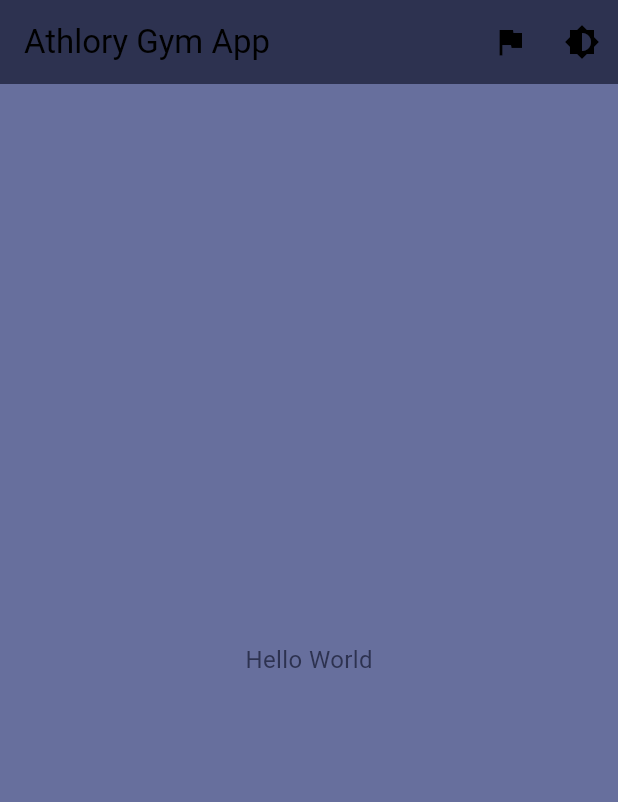
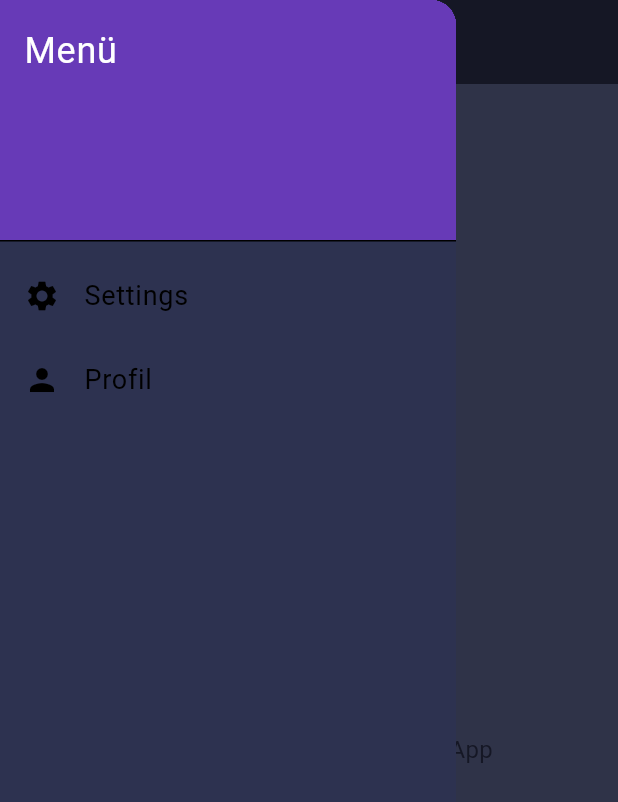
Before and after one commit to athloryapp/athlorygymapp2, a Flutter app: the screen it shows after launch, with the side drawer open (before the commit the screen has no drawer), on a phone screen of 412 x 824 dp. Shown: the top 802 px of the screen. Run offline on Flutter 3.47's test engine with Material 3 defaults, Android fonts, the light colour scheme and no system bars.

Commit message:
Burger-Menü hinzugefügt und farblich angepasst

```diff
--- /dev/null
+++ b/lib/home_page.dart
@@ -0,0 +1,70 @@
+import 'package:flutter/material.dart';
+
+class HomePage extends StatelessWidget {
+  const HomePage({super.key});
+
+  @override
+  Widget build(BuildContext context) {
+    return Scaffold(
+      appBar: AppBar(
+        title: const Text('Athlory Gym App'),
+        leading: Builder(
+          builder: (context) {
+            return IconButton(
+              icon: const Icon(Icons.menu), // Burger-Menü Icon
+              onPressed: () {
+                Scaffold.of(context).openDrawer();
+              },
+            );
+          },
+        ),
+      ),
+      drawer: Drawer( // Hier das Burgermenü
+        child: ListView(
+          padding: EdgeInsets.zero,
+          children: <Widget>[
+            const DrawerHeader(
+              decoration: BoxDecoration(
+                color: Colors.deepPurple,
+              ),
+              child: Text(
+                'Menü',
+                style: TextStyle(
+                  color: Colors.white,
+                  fontSize: 24,
+                ),
+              ),
+            ),
+            ListTile(
+              leading: const Icon(Icons.settings),
+              title: const Text('Settings'),
+              onTap: () {
+                Navigator.pushNamed(context, '/settings'); // Navigate to Settings
+              },
+            ),
+            ListTile(
+              leading: const Icon(Icons.person),
+              title: const Text('Profil'),
+              onTap: () {
+                Navigator.pushNamed(context, '/profile'); // Navigate to Profile
+              },
+            ),
+          ],
+        ),
+      ),
+      body: Center(
+        child: Column(
+          mainAxisAlignment: MainAxisAlignment.center,
+          children: [
+            Image.asset(
+              'assets/images/dumbbell.png',
+              width: 100, // Größe des Bildes
+            ),
+            const SizedBox(height: 20),
+            const Text('Willkommen zur Athlory Gym App'),
+          ],
+        ),
+      ),
+    );
+  }
+}
--- a/lib/main.dart
+++ b/lib/main.dart
@@ -1,16 +1,19 @@
 import 'package:flutter/material.dart';
-import 'package:flutter_localizations/flutter_localizations.dart';
 import 'package:provider/provider.dart';
-import 'locale_provider.dart'; // Sprachwechsel-Provider
-import 'app_localizations.dart'; // Lokalisierungs-Klasse
-import 'app_themes.dart'; // App Themes
-import 'theme_provider.dart'; // Theme Provider
+import 'locale_provider.dart'; // LocaleProvider importieren
+import 'theme_provider.dart'; // ThemeProvider importieren
+import 'home_page.dart'; // Die Startseite
+import 'settings_page.dart'; // SettingsPage importieren
+import 'profile_page.dart'; // ProfilPage importieren
+
+// Füge die fehlenden Imports hinzu
+import 'package:flutter_localizations/flutter_localizations.dart'; // Lokalisierungs-Pakete
 
 void main() {
   runApp(
     MultiProvider(
       providers: [
-        ChangeNotifierProvider(create: (_) => LocaleProvider()),
+        ChangeNotifierProvider(create: (_) => LocaleProvider()), // LocaleProvider hinzufügen
         ChangeNotifierProvider(create: (_) => ThemeProvider()), // ThemeProvider hinzufügen
       ],
       child: const MyApp(),
@@ -23,57 +26,24 @@ class MyApp extends StatelessWidget {
 
   @override
   Widget build(BuildContext context) {
+    final themeProvider = Provider.of<ThemeProvider>(context);
     final localeProvider = Provider.of<LocaleProvider>(context);
-    final themeProvider = Provider.of<ThemeProvider>(context);
 
     return MaterialApp(
       title: 'Athlory Gym App',
+      theme: themeProvider.currentTheme, // Aktuelles Theme
       locale: localeProvider.currentLocale, // Aktuelle Sprache
       supportedLocales: const [Locale('en'), Locale('de')],
-      theme: themeProvider.currentTheme, // Aktuelles Theme
       localizationsDelegates: const [
-        AppLocalizationsDelegate(), // Eigene Lokalisierung
-        GlobalMaterialLocalizations.delegate, // Material Lokalisierung
+        GlobalMaterialLocalizations.delegate, // Material Design Lokalisierung
         GlobalWidgetsLocalizations.delegate, // Widgets Lokalisierung
         GlobalCupertinoLocalizations.delegate, // Cupertino Lokalisierung
       ],
-      home: const MyHomePage(),
+      home: const HomePage(), // Startseite
+      routes: {
+        '/settings': (context) => const SettingsPage(), // SettingsPage Route
+        '/profile': (context) => const ProfilePage(), // ProfilPage Route
+      },
     );
   }
 }
-
-class MyHomePage extends StatelessWidget {
-  const MyHomePage({super.key});
-
-  @override
-  Widget build(BuildContext context) {
-    final localeProvider = Provider.of<LocaleProvider>(context);
-    final themeProvider = Provider.of<ThemeProvider>(context);
-    final appLocalization = AppLocalizations.of(context);
-
-    return Scaffold(
-      appBar: AppBar(
-        title: Text(appLocalization.translate('appTitle')),
-        actions: [
-          IconButton(
-            icon: Icon(
-              localeProvider.currentLocale.languageCode == 'en'
-                  ? Icons.flag
-                  : Icons.flag_circle,
-            ),
-            onPressed: localeProvider.toggleLocale,
-            tooltip: appLocalization.translate('toggleLanguage'),
-          ),
-          IconButton(
-            icon: const Icon(Icons.brightness_6),
-            onPressed: themeProvider.toggleTheme, // Theme wechseln
-            tooltip: appLocalization.translate('toggleTheme'),
-          ),
-        ],
-      ),
-      body: Center(
-        child: Text(appLocalization.translate('hello')),
-      ),
-    );
-  }
-}
--- a/lib/theme_provider.dart
+++ b/lib/theme_provider.dart
@@ -1,17 +1,16 @@
 import 'package:flutter/material.dart';
-import 'app_themes.dart';  // Hier werden die verschiedenen Themes importiert
+import 'app_themes.dart'; // Importiere die Themes
 
 class ThemeProvider extends ChangeNotifier {
-  ThemeData _currentTheme = AppThemes.lightTheme; // Standard-Theme
+  ThemeData _currentTheme = AppThemes.lightTheme; // Standard-Theme ist hell
 
   ThemeData get currentTheme => _currentTheme;
 
   void toggleTheme() {
-    // Wechsel zwischen den Themes
     if (_currentTheme == AppThemes.lightTheme) {
-      _currentTheme = AppThemes.darkTheme;  // Wechsel zu einem dunklen Theme
+      _currentTheme = AppThemes.darkTheme; // Zu Dunkelthema wechseln
     } else {
-      _currentTheme = AppThemes.lightTheme;  // Zurück zum hellen Theme
+      _currentTheme = AppThemes.lightTheme; // Zurück zum Hellthema
     }
     notifyListeners();
   }
--- a/pubspec.yaml
+++ b/pubspec.yaml
@@ -22,3 +22,7 @@ dev_dependencies:
 
 flutter:
   uses-material-design: true
+  assets:
+    - assets/images/dumbbell.png  # Hier das Bild richtig angeben
+    - assets/flags/en.png
+    - assets/flags/de.png
```
Also changed, not shown: lib/base_page.dart (added, +104 -0 lines), lib/locale_provider.dart (+6 -4 lines), lib/profile_page.dart (added, +26 -0 lines), lib/settings_page.dart (added, +38 -0 lines), assets/flags/de.png (added), assets/flags/en.png (added), assets/images/dumbbell.png (added).
